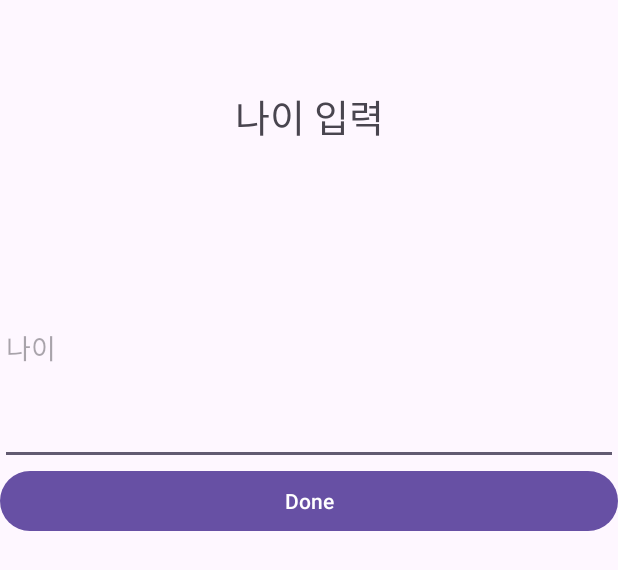
After one commit to unknownkr/samples, an Android app: the layout input_dialog.xml on its own in the app's theme, with its tools: preview values and no code run, on a phone screen of 412 x 824 dp. The commit adds this screen. Shown: the top 570 px of the screen. Run offline under Robolectric (Android 15) with nearby library versions, the light colour scheme and no system bars.

Commit message:
Add input dialog example

```diff
--- /dev/null
+++ b/chartExample/app/src/main/res/layout/input_dialog.xml
@@ -0,0 +1,33 @@
+<LinearLayout xmlns:android="http://schemas.android.com/apk/res/android"
+    android:layout_width="match_parent"
+    android:layout_height="match_parent"
+    android:orientation="vertical"
+    android:weightSum="100">
+
+    <TextView
+        android:id="@+id/textView5"
+        android:layout_width="match_parent"
+        android:layout_height="0dp"
+        android:layout_weight="20"
+        android:gravity="center"
+        android:text="나이 입력"
+        android:textAlignment="center"
+        android:textSize="25sp" />
+
+    <EditText
+        android:id="@+id/input"
+        android:layout_width="match_parent"
+        android:layout_height="0dp"
+        android:layout_weight="20"
+        android:ems="10"
+        android:hint="나이"
+        android:inputType="numberDecimal" />
+
+    <Button
+        android:id="@+id/btn_ok"
+        android:layout_width="match_parent"
+        android:layout_height="wrap_content"
+        android:text="Done" />
+
+
+</LinearLayout>
```
Also changed, not shown: chartExample/app/src/main/java/com/example/chartexample/InputDialog.java (added, +37 -0 lines), chartExample/app/src/main/java/com/example/chartexample/MainActivity.java (+13 -3 lines), chartExample/app/src/main/res/layout/activity_main.xml (+13 -2 lines).
